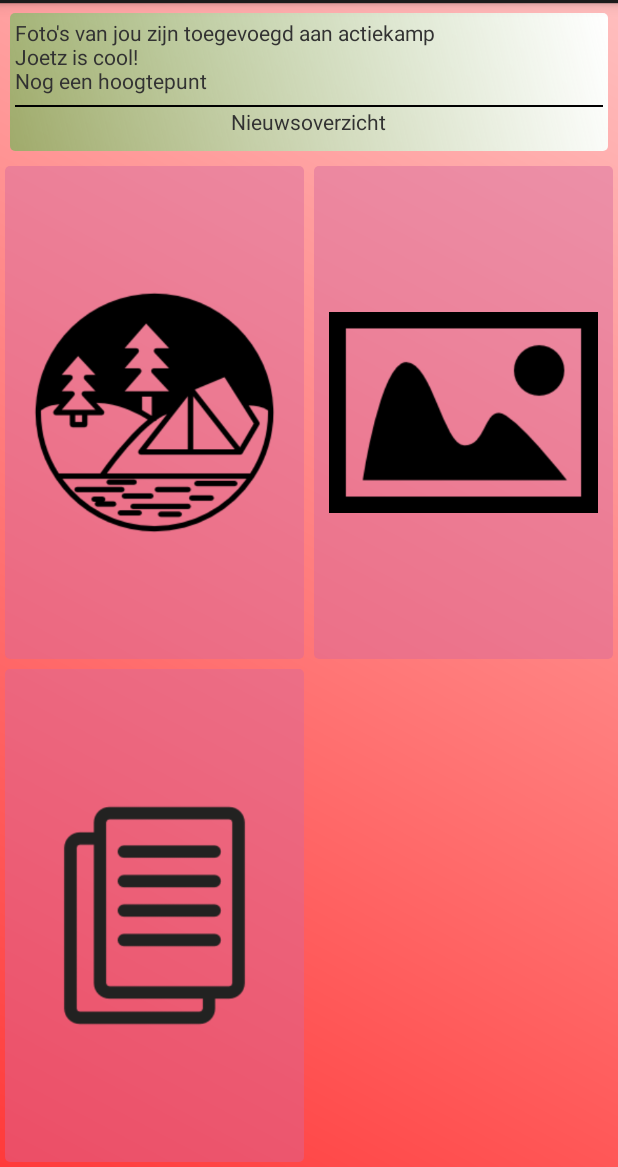
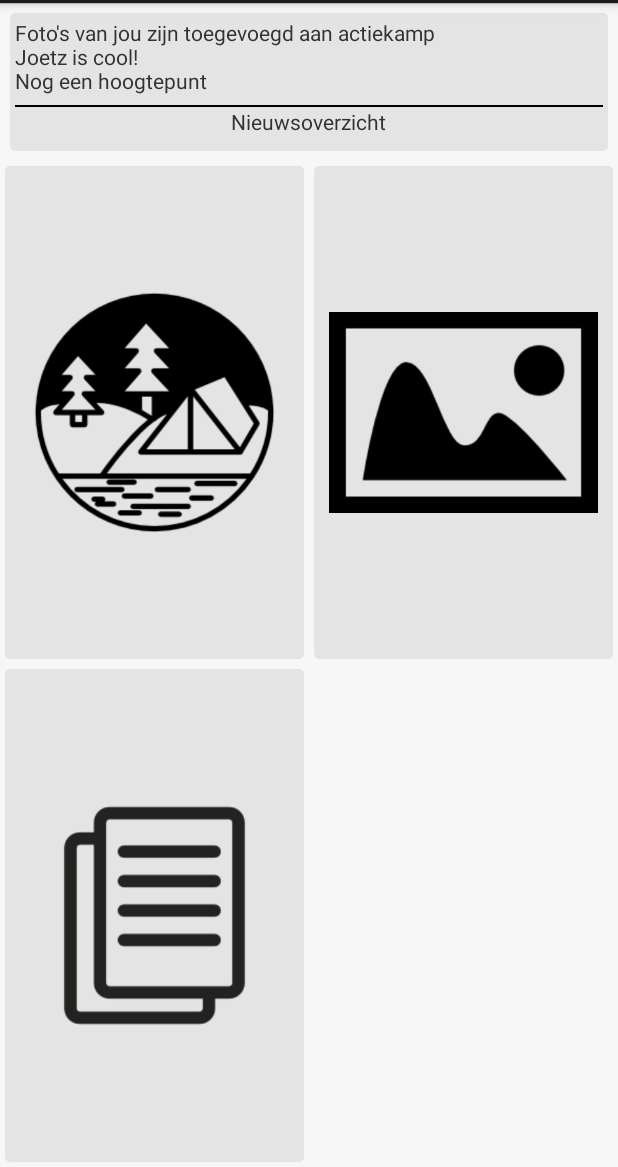
Before and after one commit to deanwyns/Android, an Android app: the screen it shows after launch (Main), on a phone screen of 412 x 824 dp, the part 69-1236 px from its top. Run offline under Robolectric (Android 15) with nearby library versions, the phone set to English and light mode, and no system bars; libraries missing offline, so code that uses them is left out: retrofit.client.

```diff
--- a/app/build.gradle
+++ b/app/build.gradle
@@ -23,9 +23,10 @@ android {
 
 dependencies {
     compile fileTree(dir: 'libs', include: ['*.jar'])
+    compile "com.android.support:support-v4:20.+"
+    compile 'com.android.support:appcompat-v7:20.0.0'
     compile 'com.squareup.retrofit:retrofit:1.7.0'
     compile 'com.squareup:otto:1.3.5'
-    compile "com.android.support:support-v4:20.+"
     compile 'com.nineoldandroids:library:2.4.0'
     compile 'com.daimajia.easing:library:1.0.0@aar'
     compile 'com.daimajia.androidanimations:library:1.1.2@aar'
--- a/app/src/main/AndroidManifest.xml
+++ b/app/src/main/AndroidManifest.xml
@@ -4,7 +4,7 @@
 
     <uses-permission android:name="android.permission.INTERNET" />
     <uses-permission android:name="android.permission.ACCESS_NETWORK_STATE" />
-
+    <uses-sdk android:minSdkVersion="19" android:targetSdkVersion="20"/>
     <application
         android:allowBackup="true"
         android:icon="@drawable/ic_launcher"
--- a/app/src/main/java/hogent/hogentprojecteniii_groep10/Main.java
+++ b/app/src/main/java/hogent/hogentprojecteniii_groep10/Main.java
@@ -1,13 +1,20 @@
 package hogent.hogentprojecteniii_groep10;
 
+import android.app.ActionBar;
 import android.app.Activity;
 import android.content.Intent;
 import android.os.AsyncTask;
 import android.os.Bundle;
+import android.support.v7.app.ActionBarActivity;
 import android.util.Log;
 import android.view.Menu;
 import android.view.MenuItem;
 import android.view.View;
+import android.view.animation.AlphaAnimation;
+import android.view.animation.Animation;
+import android.view.animation.AnimationSet;
+import android.view.animation.LayoutAnimationController;
+import android.view.animation.TranslateAnimation;
 import android.widget.Button;
 import android.widget.EditText;
 import android.widget.ImageButton;
@@ -24,6 +31,7 @@ import retrofit.client.Response;
 
 public class Main extends Activity {
 
+    private LinearLayout ll;
     private ImageButton getCampsBtn;
     private final static String TAG = "MAIN";
 
@@ -32,7 +40,14 @@ public class Main extends Activity {
         super.onCreate(savedInstanceState);
         setContentView(R.layout.activity_main);
 
-        LinearLayout ll = (LinearLayout) findViewById(R.id.newsfeed_id);
+        ll = (LinearLayout) findViewById(R.id.newsfeed_id);
+        getCampsBtn = (ImageButton) findViewById(R.id.camp_btn);
+
+        setupListeners();
+
+    }
+
+    private void setupListeners() {
         ll.setOnClickListener(new View.OnClickListener() {
             @Override
             public void onClick(View view) {
@@ -40,19 +55,17 @@ public class Main extends Activity {
             }
         });
 
-        getCampsBtn = (ImageButton) findViewById(R.id.camp_btn);
         getCampsBtn.setOnClickListener(new View.OnClickListener() {
             @Override
             public void onClick(View view) {
-                //Jammer dat we geen API 5 mogen gebruiken. Anders zouden we animated transitions kunnen gebruiken.
+
                 Intent vacationOverviewIntent = new Intent(getApplicationContext(), VacationOverview.class);
                 startActivity(vacationOverviewIntent);
+                //Transition voorbeeld
+                overridePendingTransition(R.anim.fadein, R.anim.fadeout);
             }
         });
     }
-
-
-
 
     @Override
     public boolean onCreateOptionsMenu(Menu menu) {
--- a/app/src/main/java/hogent/hogentprojecteniii_groep10/VacationOverview.java
+++ b/app/src/main/java/hogent/hogentprojecteniii_groep10/VacationOverview.java
@@ -3,6 +3,7 @@ package hogent.hogentprojecteniii_groep10;
 import android.app.Activity;
 import android.content.Context;
 import android.os.Bundle;
+import android.support.v7.app.ActionBarActivity;
 import android.view.Menu;
 import android.view.MenuItem;
 import android.view.View;
@@ -106,4 +107,10 @@ public class VacationOverview extends Activity {
             return itemView;
         }
     }
+
+    @Override
+    public void onBackPressed() {
+        super.onBackPressed();
+        overridePendingTransition( R.anim.fadein, R.anim.fadeout);
+    }
 }
--- /dev/null
+++ b/app/src/main/res/anim/fadein.xml
@@ -0,0 +1,4 @@
+<?xml version="1.0" encoding="utf-8"?>
+<alpha xmlns:android="http://schemas.android.com/apk/res/android"
+    android:interpolator="@android:anim/accelerate_interpolator"
+    android:fromAlpha="0.0" android:toAlpha="1.0" android:duration="500" />
--- /dev/null
+++ b/app/src/main/res/anim/fadeout.xml
@@ -0,0 +1,4 @@
+<?xml version="1.0" encoding="utf-8"?>
+<alpha xmlns:android="http://schemas.android.com/apk/res/android"
+    android:interpolator="@android:anim/accelerate_interpolator"
+    android:fromAlpha="1.0" android:toAlpha="0.0" android:duration="500" />
--- a/app/src/main/res/drawable/custom_button.xml
+++ b/app/src/main/res/drawable/custom_button.xml
@@ -6,7 +6,7 @@
 
     <item android:state_pressed="true" >
         <shape>
-            <solid android:color="@color/bright_purple"/>
+            <solid android:color="@color/light_gray_tapped"/>
             <corners
                 android:radius="3dp" />
             <padding
@@ -19,7 +19,7 @@
 
     <item>
         <shape>
-            <solid android:color="@color/light_purple"/>
+            <solid android:color="@color/light_gray"/>
             <corners
                 android:radius="3dp" />
             <padding
--- a/app/src/main/res/drawable/general_background.xml
+++ b/app/src/main/res/drawable/general_background.xml
@@ -2,8 +2,5 @@
 <shape xmlns:android="http://schemas.android.com/apk/res/android"
     android:layout_width="match_parent"
     android:layout_height="match_parent">
-    <gradient
-        android:startColor="@color/gradient_red_1"
-        android:endColor="@color/gradient_red_2"
-        android:angle="45"/>
+    <solid android:color="@color/background"></solid>
 </shape>
--- a/app/src/main/res/drawable/news_rectangle.xml
+++ b/app/src/main/res/drawable/news_rectangle.xml
@@ -10,13 +10,9 @@
         android:top="5px"
         android:right="5px"
         android:bottom="5px" />
-    <gradient
-        android:startColor="@color/olive_green"
-        android:endColor="#FFFFFFFF"
-        android:angle="45"/>
     <!--<stroke-->
         <!--android:width="5px"-->
         <!--android:color="#C6CFD6" />-->
-    <!--<solid android:color="@color/olive_green"></solid>-->
+    <solid android:color="@color/light_gray"></solid>
 
 </shape>
--- a/app/src/main/res/values/colors.xml
+++ b/app/src/main/res/values/colors.xml
@@ -1,8 +1,6 @@
 <?xml version="1.0" encoding="utf-8"?>
 <resources>
-    <color name="gradient_red_1">#FF3A3A</color>
-    <color name="gradient_red_2">#FFBEBE</color>
-    <color name="light_purple">#70D3669D</color>
-    <color name="bright_purple">#70DF4995</color>
-    <color name="olive_green">#8042C042</color>
+    <color name="background">#F7F7F7</color>
+    <color name="light_gray">#E4E4E4</color>
+    <color name="light_gray_tapped">#DCDCDC</color>
 </resources>
```
Also changed, not shown: 1 other file.
